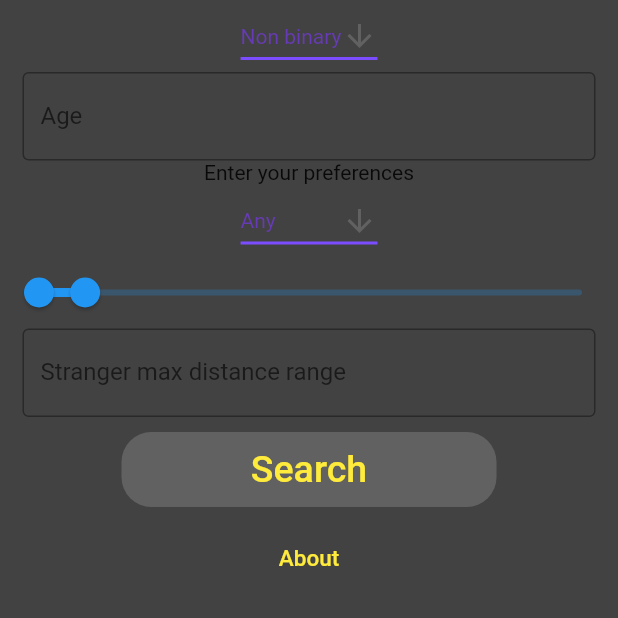
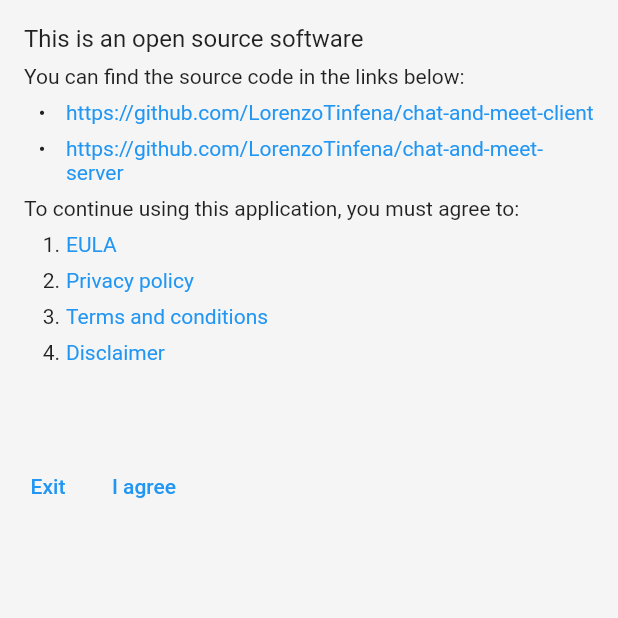
Before and after one commit to lorenzotinfena/pepper-client, a Flutter app: the screen it shows after launch, on a phone screen of 412 x 824 dp, the top half of it. Run offline on Flutter 3.47's test engine with Material 2 defaults, Android fonts, the light colour scheme and no system bars; our stand-ins replace flutter_chat_types, flutter_chat_ui, flutter_markdown; missing offline and left inert: grpc, protobuf.

Commit message:
added burocratic things

```diff
--- a/lib/pages/about.dart
+++ b/lib/pages/about.dart
@@ -1,5 +1,7 @@
 import 'package:flutter/material.dart';
-
+import 'package:flutter_markdown/flutter_markdown.dart';
+import 'contract.dart';
+import 'package:url_launcher/url_launcher.dart';
 class About extends StatefulWidget {
   @override
   _State createState() => _State();
@@ -9,12 +11,28 @@
   @override
   Widget build(BuildContext context) {
     return Scaffold(
-      backgroundColor: Colors.grey[800],
-      body: Center(
-        child: Text(
-          'This is an open source application https://github.com/LorenzoTinfena/chat-and-meet-client'
-        )
-      ),
-    );
+        backgroundColor: Colors.grey[100],
+        body: SafeArea(
+          child: Markdown(
+              data: """
+### This is an open source software
+
+You can find the source code in the links below:
+- [https://github.com/LorenzoTinfena/chat-and-meet-client](https://github.com/LorenzoTinfena/chat-and-meet-client)
+- [https://github.com/LorenzoTinfena/chat-and-meet-server](https://github.com/LorenzoTinfena/chat-and-meet-server)
+
+You agreed to:
+1. [EULA](assets/EULA.md)
+2. [Privacy policy](assets/Privacy-policy.md)
+3. [Terms and conditions](assets/Terms-and-Conditions.md)
+4. [Disclaimer](assets/Disclaimer.md)
+""",
+              onTapLink: (text, url, title) {
+                if (RegExp('^http').hasMatch(url!))
+                  launch(url!);
+                else
+                  go(url, context);
+              }),
+        ));
   }
 }
--- /dev/null
+++ b/lib/pages/contract.dart
@@ -0,0 +1,79 @@
+import 'package:chat_and_meet_client/proto/service.pbenum.dart';
+import 'package:flutter/material.dart';
+import 'package:flutter/services.dart';
+import 'package:flutter/widgets.dart';
+import 'package:chat_and_meet_client/proto/service.pb.dart';
+import 'package:chat_and_meet_client/proto/service.pbgrpc.dart';
+import 'package:chat_and_meet_client/proto/service.pbgrpc.dart';
+import 'package:chat_and_meet_client/proto/service.pbjson.dart';
+import 'package:flutter_markdown/flutter_markdown.dart';
+import 'package:grpc/grpc_connection_interface.dart';
+import 'package:flutter/foundation.dart';
+import 'package:grpc/grpc.dart';
+import 'package:flutter/services.dart';
+import 'package:url_launcher/url_launcher.dart';
+import 'dart:io';
+
+class Contract extends StatefulWidget {
+  @override
+  _ContractState createState() => _ContractState();
+}
+
+void go(filename_to_view, context) =>
+    Navigator.pushNamed(context, '/textViewer',
+        arguments: {'filename': filename_to_view});
+
+class _ContractState extends State<Contract> {
+  @override
+  Widget build(BuildContext context) {
+    return Scaffold(
+        backgroundColor: Colors.grey[100],
+        body: SafeArea(
+            child: Column(
+          children: [
+            SizedBox(
+              height: 300,
+              child: Markdown(
+                  data: """
+### This is an open source software
+
+You can find the source code in the links below:
+- [https://github.com/LorenzoTinfena/chat-and-meet-client](https://github.com/LorenzoTinfena/chat-and-meet-client)
+- [https://github.com/LorenzoTinfena/chat-and-meet-server](https://github.com/LorenzoTinfena/chat-and-meet-server)
+
+To continue using this application, you must agree to:
+1. [EULA](assets/EULA.md)
+2. [Privacy policy](assets/Privacy-policy.md)
+3. [Terms and conditions](assets/Terms-and-Conditions.md)
+4. [Disclaimer](assets/Disclaimer.md)
+""",
+                  onTapLink: (text, url, title) {
+                    if (RegExp('^http').hasMatch(url!))
+                      launch(url!);
+                    else
+                      go(url, context);
+                  }),
+            ),
+            Row(
+              mainAxisAlignment: MainAxisAlignment.start,
+              children: [
+                TextButton(
+                  onPressed: () {
+                    exit(0);
+                  },
+                  child: Text('Exit'),
+                ),
+                TextButton(
+                  onPressed: () {
+                    setState(() {
+                      Navigator.pushReplacementNamed(context, '/home');
+                    });
+                  },
+                  child: Text('I agree'),
+                ),
+              ],
+            )
+          ],
+        )));
+  }
+}
--- a/lib/pages/home.dart
+++ b/lib/pages/home.dart
@@ -13,10 +13,10 @@
 
 class Home extends StatefulWidget {
   @override
-  _State createState() => _State();
+  _HomeState createState() => _HomeState();
 }
 
-class _State extends State<Home> {
+class _HomeState extends State<Home> {
   late ServiceClient client;
   MatchRequest matchRequest = MatchRequest(
       myInfo:
@@ -36,6 +36,7 @@
     client = ServiceClient(channel);
     super.initState();
   }
+
 
   @override
   Widget build(BuildContext context) {
@@ -183,8 +184,8 @@
                   child: FlatButton(
                     onPressed: () {
                       Navigator.pushNamed(context, '/chat', arguments: {
-                        'client': client,
-                        'request': matchRequest
+                          'client': client,
+                          'request': matchRequest
                       });
                     },
                     child: Text(
@@ -212,5 +213,3 @@
     );
   }
 }
-
-class TextInputFormatter {}
--- a/pubspec.yaml
+++ b/pubspec.yaml
@@ -36,6 +36,8 @@
   cupertino_icons: ^1.0.2
   grpc: ^3.0.2
   flutter_chat_ui: ^1.5.0
+  flutter_markdown: ^0.6.8
+  url_launcher: ^6.0.13
 
 dev_dependencies:
   flutter_test:
@@ -60,8 +62,8 @@
   uses-material-design: true
 
   # To add assets to your application, add an assets section, like this:
-  # assets:
-  #   - images/a_dot_burr.jpeg
+  assets:
+     - assets/
   #   - images/a_dot_ham.jpeg
 
   # An image asset can refer to one or more resolution-specific "variants", see
```
Also changed, not shown: lib/main.dart (+6 -1 lines), lib/pages/textViewer.dart (added, +44 -0 lines).
